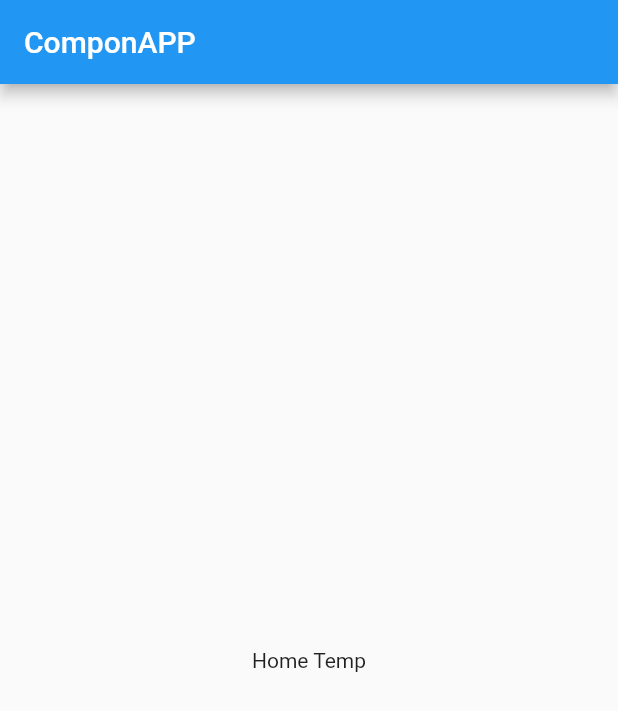
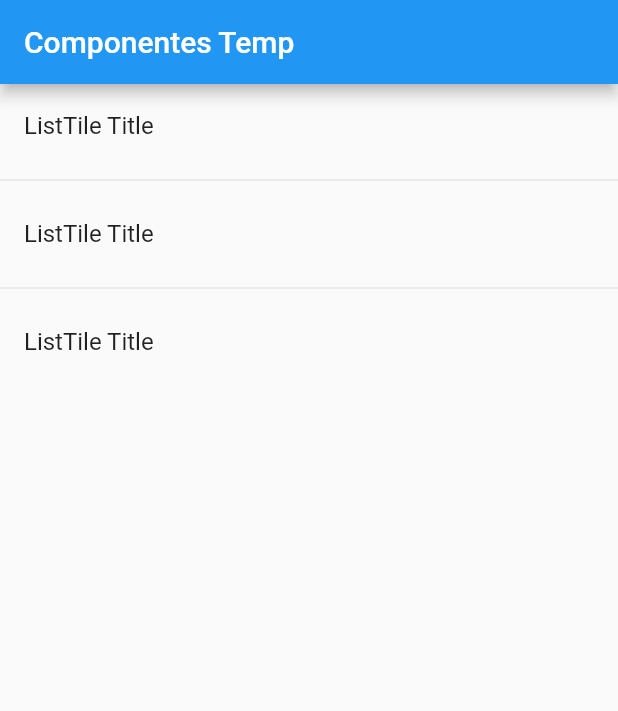
Before and after one commit to ManucalDK/componapp, a Flutter app: the screen it shows after launch, on a phone screen of 412 x 824 dp. Shown: the top 711 px of the screen. Run offline on Flutter 3.47's test engine with Material 2 defaults, Android fonts, the phone set to English and light mode, and no system bars.

Commit message:
my first listview

```diff
--- a/lib/main.dart
+++ b/lib/main.dart
@@ -7,13 +7,8 @@ class MyApp extends StatelessWidget {
   @override
   Widget build(BuildContext context) {
     return MaterialApp(
-      title: 'Componentes App',
-      debugShowCheckedModeBanner: false,
-      home: Scaffold(
-          appBar: AppBar(
-            title: Text('ComponAPP'),
-          ),
-          body: HomePageTemp()),
-    );
+        title: 'Componentes App',
+        debugShowCheckedModeBanner: false,
+        home: HomePageTemp());
   }
 }
--- a/lib/src/pages/home_temp.dart
+++ b/lib/src/pages/home_temp.dart
@@ -3,8 +3,24 @@ import 'package:flutter/material.dart';
 class HomePageTemp extends StatelessWidget {
   @override
   Widget build(BuildContext context) {
-    return Center(
-      child: Text('Home Temp'),
-    );
+    return Scaffold(
+        appBar: AppBar(
+          title: Text('Componentes Temp'),
+        ),
+        body: ListView(
+          children: <Widget>[
+            ListTile(
+              title: Text('ListTile Title'),
+            ),
+            Divider(),
+            ListTile(
+              title: Text('ListTile Title'),
+            ),
+            Divider(),
+            ListTile(
+              title: Text('ListTile Title'),
+            ),
+          ],
+        ));
   }
 }
```
